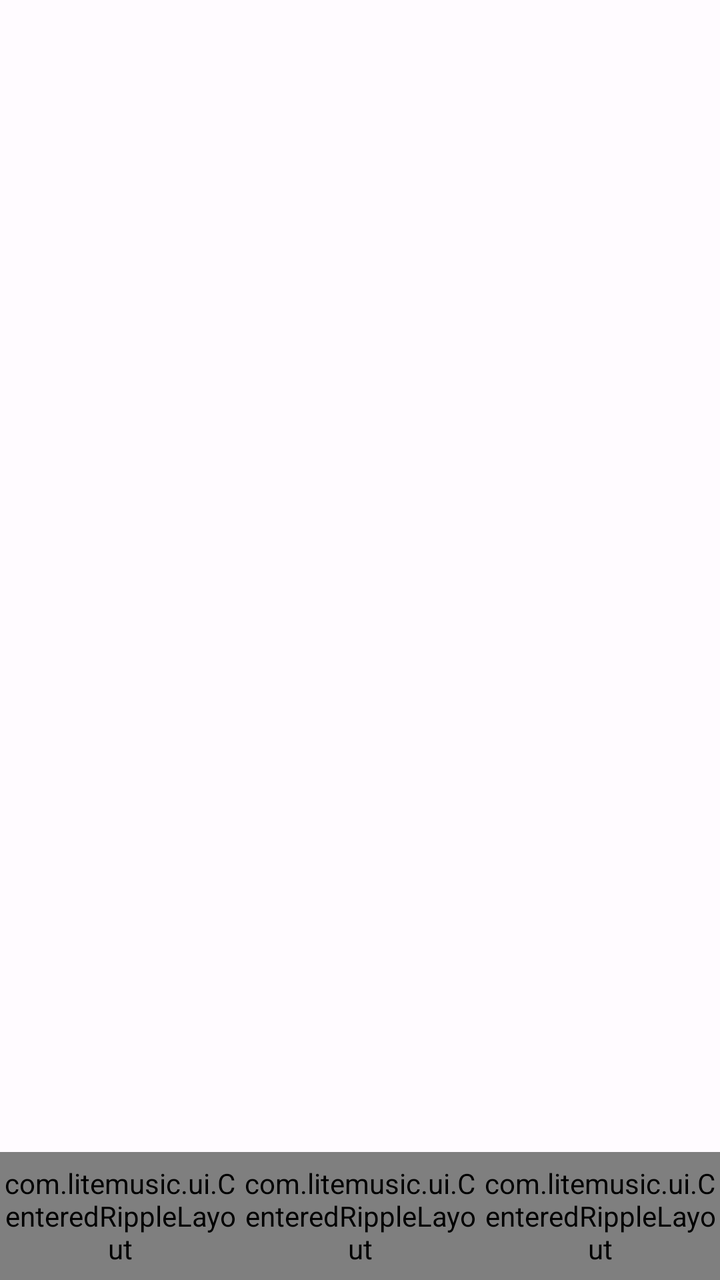
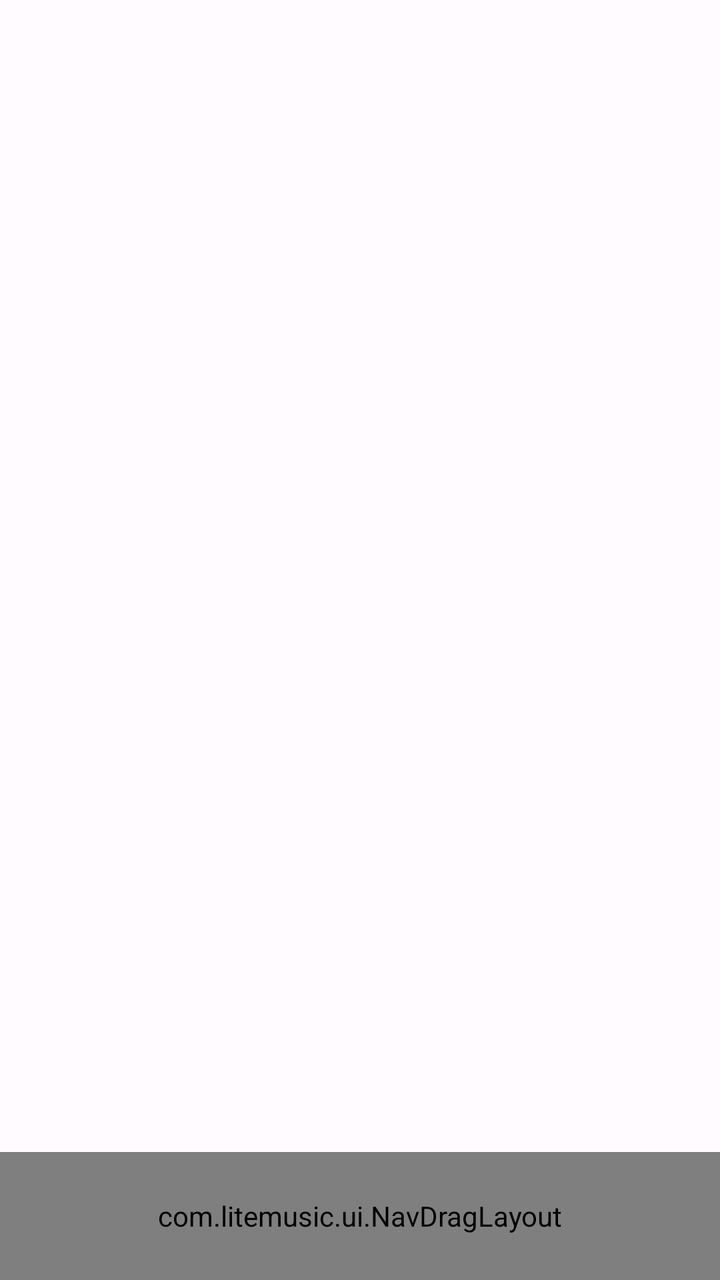

Compare the two renders of this Android layout. The source of the first and the diff that turns it into the second are given below.
<!-- AndroidManifest.xml: application theme Theme.LiteMusic -->
<!-- res/layout/activity_main.xml -->
<?xml version="1.0" encoding="utf-8"?>
<FrameLayout xmlns:android="http://schemas.android.com/apk/res/android"
    xmlns:app="http://schemas.android.com/apk/res-auto"
    android:layout_width="match_parent"
    android:layout_height="match_parent"
    android:fitsSystemWindows="true">

    <LinearLayout
        android:layout_width="match_parent"
        android:layout_height="match_parent"
        android:orientation="vertical">

        <FrameLayout
            android:id="@+id/fragment_container"
            android:layout_width="match_parent"
            android:layout_height="0dp"
            android:layout_weight="1" />

        
        <LinearLayout
            android:id="@+id/bottom_nav"
            android:layout_width="match_parent"
            android:layout_height="64dp"
            android:background="?attr/colorSurfaceContainer"
            android:orientation="horizontal">

            <com.litemusic.ui.CenteredRippleLayout
                android:id="@+id/tab_home"
                android:layout_width="0dp"
                android:layout_height="match_parent"
                android:layout_weight="1"
                android:background="@drawable/nav_item_ripple"
                android:clickable="true"
                android:focusable="true">

                <FrameLayout
                    android:layout_width="64dp"
                    android:layout_height="32dp"
                    android:layout_gravity="center">

                    
                    <View
                        android:id="@+id/tab_home_pill"
                        android:layout_width="match_parent"
                        android:layout_height="match_parent"
                        android:alpha="0"
                        android:background="@drawable/nav_tab_pill"
                        android:scaleX="0.64"
                        android:scaleY="0.64" />

                    <ImageView
                        android:id="@+id/tab_home_icon"
                        android:layout_width="24dp"
                        android:layout_height="24dp"
                        android:layout_gravity="center"
                        android:contentDescription="@string/tab_home"
                        android:src="@drawable/ic_home_outlined"
                        android:tint="?attr/colorOnSurfaceVariant" />
                </FrameLayout>
            </com.litemusic.ui.CenteredRippleLayout>

            <com.litemusic.ui.CenteredRippleLayout
                android:id="@+id/tab_search"
                android:layout_width="0dp"
                android:layout_height="match_parent"
                android:layout_weight="1"
                android:background="@drawable/nav_item_ripple"
                android:clickable="true"
                android:focusable="true">

                <FrameLayout
                    android:layout_width="64dp"
                    android:layout_height="32dp"
                    android:layout_gravity="center">

                    <View
                        android:id="@+id/tab_search_pill"
                        android:layout_width="match_parent"
                        android:layout_height="match_parent"
                        android:alpha="0"
                        android:background="@drawable/nav_tab_pill"
                        android:scaleX="0.64"
                        android:scaleY="0.64" />

                    <ImageView
                        android:id="@+id/tab_search_icon"
                        android:layout_width="24dp"
                        android:layout_height="24dp"
                        android:layout_gravity="center"
                        android:contentDescription="@string/tab_search"
                        android:src="@drawable/ic_search"
                        android:tint="?attr/colorOnSurfaceVariant" />
                </FrameLayout>
            </com.litemusic.ui.CenteredRippleLayout>

            <com.litemusic.ui.CenteredRippleLayout
                android:id="@+id/tab_mine"
                android:layout_width="0dp"
                android:layout_height="match_parent"
                android:layout_weight="1"
                android:background="@drawable/nav_item_ripple"
                android:clickable="true"
                android:focusable="true">

                <FrameLayout
                    android:layout_width="64dp"
                    android:layout_height="32dp"
                    android:layout_gravity="center">

                    <View
                        android:id="@+id/tab_mine_pill"
                        android:layout_width="match_parent"
                        android:layout_height="match_parent"
                        android:alpha="0"
                        android:background="@drawable/nav_tab_pill"
                        android:scaleX="0.64"
                        android:scaleY="0.64" />

                    <ImageView
                        android:id="@+id/tab_mine_icon"
                        android:layout_width="24dp"
                        android:layout_height="24dp"
                        android:layout_gravity="center"
                        android:contentDescription="@string/tab_mine"
                        android:src="@drawable/ic_person_outlined"
                        android:tint="?attr/colorOnSurfaceVariant" />
                </FrameLayout>
            </com.litemusic.ui.CenteredRippleLayout>
        </LinearLayout>
    </LinearLayout>

    
    <include
        layout="@layout/view_mini_player"
        android:layout_width="match_parent"
        android:layout_height="72dp"
        android:layout_gravity="bottom"
        android:layout_marginStart="8dp"
        android:layout_marginEnd="8dp"
        android:layout_marginBottom="72dp" />
</FrameLayout>
<!-- res/layout/view_mini_player.xml (included above) -->
<?xml version="1.0" encoding="utf-8"?>
<com.google.android.material.card.MaterialCardView xmlns:android="http://schemas.android.com/apk/res/android"
    xmlns:app="http://schemas.android.com/apk/res-auto"
    android:id="@+id/mini_player"
    android:layout_width="match_parent"
    android:layout_height="72dp"
    android:visibility="gone"
    app:cardBackgroundColor="?attr/colorSurfaceContainerHigh"
    app:cardCornerRadius="16dp"
    app:cardElevation="0dp"
    app:strokeWidth="0dp">

    <LinearLayout
        android:id="@+id/mini_content"
        android:layout_width="match_parent"
        android:layout_height="match_parent"
        android:gravity="center_vertical"
        android:orientation="horizontal"
        android:paddingStart="12dp"
        android:paddingEnd="4dp">

        <com.google.android.material.imageview.ShapeableImageView
            android:id="@+id/mini_cover"
            android:layout_width="48dp"
            android:layout_height="48dp"
            android:contentDescription="@null"
            android:scaleType="centerCrop"
            android:src="@drawable/ic_music_note"
            app:shapeAppearanceOverlay="@style/ShapeAppearance.Lite.Rounded8" />

        <LinearLayout
            android:id="@+id/mini_text"
            android:layout_width="0dp"
            android:layout_height="wrap_content"
            android:layout_marginStart="12dp"
            android:layout_weight="1"
            android:orientation="vertical">

            <TextView
                android:id="@+id/mini_title"
                android:layout_width="match_parent"
                android:layout_height="wrap_content"
                android:ellipsize="end"
                android:maxLines="1"
                android:textAppearance="@style/TextAppearance.Material3.TitleSmall"
                android:textColor="?attr/colorOnSurface" />

            <TextView
                android:id="@+id/mini_artist"
                android:layout_width="match_parent"
                android:layout_height="wrap_content"
                android:ellipsize="end"
                android:maxLines="1"
                android:textAppearance="@style/TextAppearance.Material3.BodySmall"
                android:textColor="?attr/colorOnSurfaceVariant" />
        </LinearLayout>

        <com.google.android.material.button.MaterialButton
            android:id="@+id/mini_prev"
            style="@style/Widget.Material3.Button.IconButton"
            android:layout_width="48dp"
            android:layout_height="48dp"
            android:contentDescription="@null"
            app:icon="@drawable/ic_prev"
            app:iconTint="?attr/colorOnSurface" />

        
        <FrameLayout
            android:layout_width="60dp"
            android:layout_height="60dp">

            <com.litemusic.ui.MiniProgressRing
                android:id="@+id/mini_progress"
                android:layout_width="56dp"
                android:layout_height="56dp"
                android:layout_gravity="center" />

            <com.google.android.material.button.MaterialButton
                android:id="@+id/mini_play"
                style="@style/Widget.Material3.Button.IconButton.Filled"
                android:layout_width="48dp"
                android:layout_height="48dp"
                android:layout_gravity="center"
                android:contentDescription="@null"
                app:icon="@drawable/ic_play"
                app:iconTint="?attr/colorOnPrimary" />
        </FrameLayout>

        <com.google.android.material.button.MaterialButton
            android:id="@+id/mini_next"
            style="@style/Widget.Material3.Button.IconButton"
            android:layout_width="48dp"
            android:layout_height="48dp"
            android:contentDescription="@null"
            app:icon="@drawable/ic_next"
            app:iconTint="?attr/colorOnSurface" />
    </LinearLayout>
</com.google.android.material.card.MaterialCardView>
<!-- resources referenced by this layout -->
<resources>
  <!-- drawable ic_person_outlined (drawable) -->
  <vector xmlns:android="http://schemas.android.com/apk/res/android"
      android:width="24dp"
      android:height="24dp"
      android:tint="?attr/colorOnSurfaceVariant"
      android:viewportWidth="24"
      android:viewportHeight="24">
      <path
          android:fillColor="@android:color/white"
          android:pathData="M12,5.9c1.16,0 2.1,0.94 2.1,2.1s-0.94,2.1 -2.1,2.1S9.9,9.16 9.9,8s0.94,-2.1 2.1,-2.1m0,9c2.97,0 6.1,1.46 6.1,2.1v1.1H5.9V15c0,-0.64 3.13,-2.1 6.1,-2.1m0,-11C9.79,3.8 8,5.59 8,8s1.79,4.2 4,4.2 4,-1.79 4,-4.2 -1.79,-4.2 -4,-4.2m0,9c-2.67,0 -8,1.34 -8,4v3h16v-3c0,-2.66 -5.33,-4 -8,-4z" />
  </vector>
  <!-- drawable ic_search (drawable) -->
  <vector xmlns:android="http://schemas.android.com/apk/res/android"
      android:width="24dp" android:height="24dp"
      android:tint="?attr/colorOnSurfaceVariant"
      android:viewportWidth="24" android:viewportHeight="24">
      <path android:fillColor="@android:color/white" android:pathData="M15.5,14h-0.79l-0.28,-0.27C15.41,12.59 16,11.11 16,9.5 16,5.91 13.09,3 9.5,3S3,5.91 3,9.5 5.91,16 9.5,16c1.61,0 3.09,-0.59 4.23,-1.57l0.27,0.28v0.79l5,4.99 4.99,-5 -4.99,-5zM9.5,14C7.01,14 5,11.99 5,9.5S7.01,5 9.5,5 14,7.01 14,9.5 11.99,14 9.5,14z"/>
  </vector>
  <!-- drawable nav_item_ripple (drawable) -->
  <?xml version="1.0" encoding="utf-8"?>
  <ripple xmlns:android="http://schemas.android.com/apk/res/android"
      android:color="?attr/colorControlHighlight">
  
      <item android:id="@android:id/mask">
          <shape android:shape="rectangle">
              <solid android:color="@android:color/white" />
          </shape>
      </item>
  </ripple>
  <string name="tab_home">首页</string>
  <string name="tab_mine">我的</string>
  <string name="tab_search">搜索</string>
  <style name="ShapeAppearance.Lite.Rounded8" parent="">
          <item name="cornerFamily">rounded</item>
          <item name="cornerSize">8dp</item>
      </style>
  <style name="Theme.LiteMusic" parent="Theme.LiteMusic.Base">
          <item name="android:statusBarColor">@color/md_primary</item>
          <item name="android:navigationBarColor">@color/sys_nav_gray</item>
      </style>
  <color name="md_primary">#B3261E</color>
  <color name="sys_nav_gray">#616161</color>
  <color name="md_on_primary">#FFFFFF</color>
  <color name="md_primary_container">#FFDAD4</color>
  <color name="md_on_primary_container">#410002</color>
  <color name="md_secondary">#775651</color>
  <color name="md_on_secondary">#FFFFFF</color>
  <color name="md_secondary_container">#FFDAD4</color>
  <color name="md_on_secondary_container">#2C1512</color>
  <color name="md_tertiary">#705C2E</color>
  <color name="md_on_tertiary">#FFFFFF</color>
  <color name="md_tertiary_container">#FBDFA6</color>
  <color name="md_on_tertiary_container">#251A00</color>
  <color name="md_error">#BA1A1A</color>
  <color name="md_on_error">#FFFFFF</color>
  <color name="md_error_container">#FFDAD6</color>
  <color name="md_on_error_container">#410002</color>
  <color name="md_surface">#FFFBFF</color>
  <color name="md_on_surface">#201A19</color>
  <color name="md_surface_variant">#F5DDDA</color>
  <color name="md_on_surface_variant">#534340</color>
  <color name="md_surface_container_lowest">#FFFFFF</color>
  <color name="md_surface_container_low">#FFF8F7</color>
  <color name="md_surface_container">#FAF0EE</color>
  <color name="md_surface_container_high">#F4E5E2</color>
  <color name="md_surface_container_highest">#EEDFDC</color>
  <color name="md_outline">#857371</color>
  <color name="md_outline_variant">#D8C2BE</color>
  <color name="md_inverse_surface">#362F2E</color>
  <color name="md_inverse_on_surface">#FBEEEC</color>
  <color name="md_inverse_primary">#FFB4A8</color>
  <!-- unchanged entries left out for length: 8 -->
</resources>

<!-- the commit's change to res/layout/activity_main.xml (unified diff, before → after) -->
@@ -10,123 +10,116 @@
         android:layout_height="match_parent"
         android:orientation="vertical">
 
-        <FrameLayout
+        
+        <androidx.viewpager2.widget.ViewPager2
             android:id="@+id/fragment_container"
             android:layout_width="match_parent"
             android:layout_height="0dp"
             android:layout_weight="1" />
 
         
-        <LinearLayout
+        <com.litemusic.ui.NavDragLayout
             android:id="@+id/bottom_nav"
             android:layout_width="match_parent"
             android:layout_height="64dp"
-            android:background="?attr/colorSurfaceContainer"
-            android:orientation="horizontal">
-
-            <com.litemusic.ui.CenteredRippleLayout
-                android:id="@+id/tab_home"
-                android:layout_width="0dp"
+            android:background="?attr/colorSurfaceContainer">
+
+            
+            <View
+                android:id="@+id/tab_indicator_hint"
+                android:layout_width="64dp"
+                android:layout_height="32dp"
+                android:layout_gravity="start|center_vertical"
+                android:alpha="0"
+                android:background="@drawable/nav_tab_pill"
+                android:visibility="invisible" />
+
+            
+            <View
+                android:id="@+id/tab_indicator"
+                android:layout_width="64dp"
+                android:layout_height="32dp"
+                android:layout_gravity="start|center_vertical"
+                android:background="@drawable/nav_tab_pill" />
+
+            <LinearLayout
+                android:layout_width="match_parent"
                 android:layout_height="match_parent"
-                android:layout_weight="1"
-                android:background="@drawable/nav_item_ripple"
-                android:clickable="true"
-                android:focusable="true">
-
-                <FrameLayout
-                    android:layout_width="64dp"
-                    android:layout_height="32dp"
-                    android:layout_gravity="center">
-
-                    
-                    <View
-                        android:id="@+id/tab_home_pill"
-                        android:layout_width="match_parent"
-                        android:layout_height="match_parent"
-                        android:alpha="0"
-                        android:background="@drawable/nav_tab_pill"
-                        android:scaleX="0.64"
-                        android:scaleY="0.64" />
-
-                    <ImageView
-                        android:id="@+id/tab_home_icon"
-                        android:layout_width="24dp"
-                        android:layout_height="24dp"
-                        android:layout_gravity="center"
-                        android:contentDescription="@string/tab_home"
-                        android:src="@drawable/ic_home_outlined"
-                        android:tint="?attr/colorOnSurfaceVariant" />
-                </FrameLayout>
-            </com.litemusic.ui.CenteredRippleLayout>
-
-            <com.litemusic.ui.CenteredRippleLayout
-                android:id="@+id/tab_search"
-                android:layout_width="0dp"
-                android:layout_height="match_parent"
-                android:layout_weight="1"
-                android:background="@drawable/nav_item_ripple"
-                android:clickable="true"
-                android:focusable="true">
-
-                <FrameLayout
-                    android:layout_width="64dp"
-                    android:layout_height="32dp"
-                    android:layout_gravity="center">
-
-                    <View
-                        android:id="@+id/tab_search_pill"
-                        android:layout_width="match_parent"
-                        android:layout_height="match_parent"
-                        android:alpha="0"
-                        android:background="@drawable/nav_tab_pill"
-                        android:scaleX="0.64"
-                        android:scaleY="0.64" />
-
-                    <ImageView
-                        android:id="@+id/tab_search_icon"
-                        android:layout_width="24dp"
-                        android:layout_height="24dp"
-                        android:layout_gravity="center"
-                        android:contentDescription="@string/tab_search"
-                        android:src="@drawable/ic_search"
-                        android:tint="?attr/colorOnSurfaceVariant" />
-                </FrameLayout>
-            </com.litemusic.ui.CenteredRippleLayout>
-
-            <com.litemusic.ui.CenteredRippleLayout
-                android:id="@+id/tab_mine"
-                android:layout_width="0dp"
-                android:layout_height="match_parent"
-                android:layout_weight="1"
-                android:background="@drawable/nav_item_ripple"
-                android:clickable="true"
-                android:focusable="true">
-
-                <FrameLayout
-                    android:layout_width="64dp"
-                    android:layout_height="32dp"
-                    android:layout_gravity="center">
-
-                    <View
-                        android:id="@+id/tab_mine_pill"
-                        android:layout_width="match_parent"
-                        android:layout_height="match_parent"
-                        android:alpha="0"
-                        android:background="@drawable/nav_tab_pill"
-                        android:scaleX="0.64"
-                        android:scaleY="0.64" />
-
-                    <ImageView
-                        android:id="@+id/tab_mine_icon"
-                        android:layout_width="24dp"
-                        android:layout_height="24dp"
-                        android:layout_gravity="center"
-                        android:contentDescription="@string/tab_mine"
-                        android:src="@drawable/ic_person_outlined"
-                        android:tint="?attr/colorOnSurfaceVariant" />
-                </FrameLayout>
-            </com.litemusic.ui.CenteredRippleLayout>
-        </LinearLayout>
+                android:orientation="horizontal">
+
+                <com.litemusic.ui.CenteredRippleLayout
+                    android:id="@+id/tab_home"
+                    android:layout_width="0dp"
+                    android:layout_height="match_parent"
+                    android:layout_weight="1"
+                    android:clickable="true"
+                    android:focusable="true">
+
+                    <FrameLayout
+                        android:layout_width="64dp"
+                        android:layout_height="32dp"
+                        android:layout_gravity="center">
+
+                        <ImageView
+                            android:id="@+id/tab_home_icon"
+                            android:layout_width="24dp"
+                            android:layout_height="24dp"
+                            android:layout_gravity="center"
+                            android:contentDescription="@string/tab_home"
+                            android:src="@drawable/ic_home_outlined"
+                            android:tint="?attr/colorOnSurfaceVariant" />
+                    </FrameLayout>
+                </com.litemusic.ui.CenteredRippleLayout>
+
+                <com.litemusic.ui.CenteredRippleLayout
+                    android:id="@+id/tab_search"
+                    android:layout_width="0dp"
+                    android:layout_height="match_parent"
+                    android:layout_weight="1"
+                    android:clickable="true"
+                    android:focusable="true">
+
+                    <FrameLayout
+                        android:layout_width="64dp"
+                        android:layout_height="32dp"
+                        android:layout_gravity="center">
+
+                        <ImageView
+                            android:id="@+id/tab_search_icon"
+                            android:layout_width="24dp"
+                            android:layout_height="24dp"
+                            android:layout_gravity="center"
+                            android:contentDescription="@string/tab_search"
+                            android:src="@drawable/ic_search_symbol"
+                            android:tint="?attr/colorOnSurfaceVariant" />
+                    </FrameLayout>
+                </com.litemusic.ui.CenteredRippleLayout>
+
+                <com.litemusic.ui.CenteredRippleLayout
+                    android:id="@+id/tab_mine"
+                    android:layout_width="0dp"
+                    android:layout_height="match_parent"
+                    android:layout_weight="1"
+                    android:clickable="true"
+                    android:focusable="true">
+
+                    <FrameLayout
+                        android:layout_width="64dp"
+                        android:layout_height="32dp"
+                        android:layout_gravity="center">
+
+                        <ImageView
+                            android:id="@+id/tab_mine_icon"
+                            android:layout_width="24dp"
+                            android:layout_height="24dp"
+                            android:layout_gravity="center"
+                            android:contentDescription="@string/tab_mine"
+                            android:src="@drawable/ic_account_circle"
+                            android:tint="?attr/colorOnSurfaceVariant" />
+                    </FrameLayout>
+                </com.litemusic.ui.CenteredRippleLayout>
+            </LinearLayout>
+        </com.litemusic.ui.NavDragLayout>
     </LinearLayout>
 
     
<!-- resource entries referenced after the edit -->
@@ -1,6 +1,6 @@
 <!-- resources referenced by this layout -->
 <resources>
-  <!-- drawable ic_person_outlined (drawable) -->
+  <!-- drawable ic_account_circle (drawable) -->
   <vector xmlns:android="http://schemas.android.com/apk/res/android"
       android:width="24dp"
       android:height="24dp"
@@ -9,26 +9,19 @@
       android:viewportHeight="24">
       <path
           android:fillColor="@android:color/white"
-          android:pathData="M12,5.9c1.16,0 2.1,0.94 2.1,2.1s-0.94,2.1 -2.1,2.1S9.9,9.16 9.9,8s0.94,-2.1 2.1,-2.1m0,9c2.97,0 6.1,1.46 6.1,2.1v1.1H5.9V15c0,-0.64 3.13,-2.1 6.1,-2.1m0,-11C9.79,3.8 8,5.59 8,8s1.79,4.2 4,4.2 4,-1.79 4,-4.2 -1.79,-4.2 -4,-4.2m0,9c-2.67,0 -8,1.34 -8,4v3h16v-3c0,-2.66 -5.33,-4 -8,-4z" />
+          android:pathData="M5.85,17.1q1.27,-0.98 2.85,-1.54T12,15t3.3,0.56t2.85,1.54q0.88,-1.03 1.36,-2.33T20,12q0,-3.33 -2.34,-5.66T12,4Q8.68,4 6.34,6.34T4,12q0,1.47 0.49,2.78q0.49,1.3 1.36,2.33zM9.51,11.99Q8.5,10.98 8.5,9.5q0,-1.48 1.01,-2.49T12,6t2.49,1.01T15.5,9.5t-1.01,2.49T12,13q-1.47,0 -2.49,-1.01zM12,22q-2.07,0 -3.9,-0.79q-1.82,-0.79 -3.17,-2.14Q3.58,17.73 2.79,15.9T2,12Q2,9.92 2.79,8.1Q3.58,6.27 4.93,4.93Q6.28,3.57 8.1,2.79Q9.93,2 12,2t3.9,0.79t3.17,2.14q1.35,1.35 2.14,3.17Q22,9.92 22,12t-0.79,3.9t-2.14,3.17q-1.35,1.35 -3.17,2.14T12,22zM14.5,19.61q1.18,-0.39 2.15,-1.11q-0.98,-0.73 -2.15,-1.11T12,17T9.5,17.39Q8.33,17.77 7.35,18.5q0.98,0.73 2.15,1.11T12,20t2.5,-0.39zM13.08,10.57Q13.5,10.15 13.5,9.5T13.08,8.42T12,8T10.93,8.42T10.5,9.5t0.43,1.07T12,11t1.08,-0.43z" />
   </vector>
-  <!-- drawable ic_search (drawable) -->
+  <!-- drawable ic_search_symbol (drawable) -->
   <vector xmlns:android="http://schemas.android.com/apk/res/android"
-      android:width="24dp" android:height="24dp"
+      android:width="24dp"
+      android:height="24dp"
       android:tint="?attr/colorOnSurfaceVariant"
-      android:viewportWidth="24" android:viewportHeight="24">
-      <path android:fillColor="@android:color/white" android:pathData="M15.5,14h-0.79l-0.28,-0.27C15.41,12.59 16,11.11 16,9.5 16,5.91 13.09,3 9.5,3S3,5.91 3,9.5 5.91,16 9.5,16c1.61,0 3.09,-0.59 4.23,-1.57l0.27,0.28v0.79l5,4.99 4.99,-5 -4.99,-5zM9.5,14C7.01,14 5,11.99 5,9.5S7.01,5 9.5,5 14,7.01 14,9.5 11.99,14 9.5,14z"/>
+      android:viewportWidth="24"
+      android:viewportHeight="24">
+      <path
+          android:fillColor="@android:color/white"
+          android:pathData="M19.6,21l-6.3,-6.3q-0.75,0.6 -1.72,0.95T9.5,16q-2.72,0 -4.61,-1.89Q3,12.23 3,9.5Q3,6.77 4.89,4.89T9.5,3t4.61,1.89T16,9.5q0,1.1 -0.35,2.07T14.7,13.3L21,19.6L19.6,21zM9.5,14q1.88,0 3.19,-1.31T14,9.5T12.69,6.31T9.5,5T6.31,6.31T5,9.5t1.31,3.19T9.5,14z" />
   </vector>
-  <!-- drawable nav_item_ripple (drawable) -->
-  <?xml version="1.0" encoding="utf-8"?>
-  <ripple xmlns:android="http://schemas.android.com/apk/res/android"
-      android:color="?attr/colorControlHighlight">
-  
-      <item android:id="@android:id/mask">
-          <shape android:shape="rectangle">
-              <solid android:color="@android:color/white" />
-          </shape>
-      </item>
-  </ripple>
   <string name="tab_home">首页</string>
   <string name="tab_mine">我的</string>
   <string name="tab_search">搜索</string>
